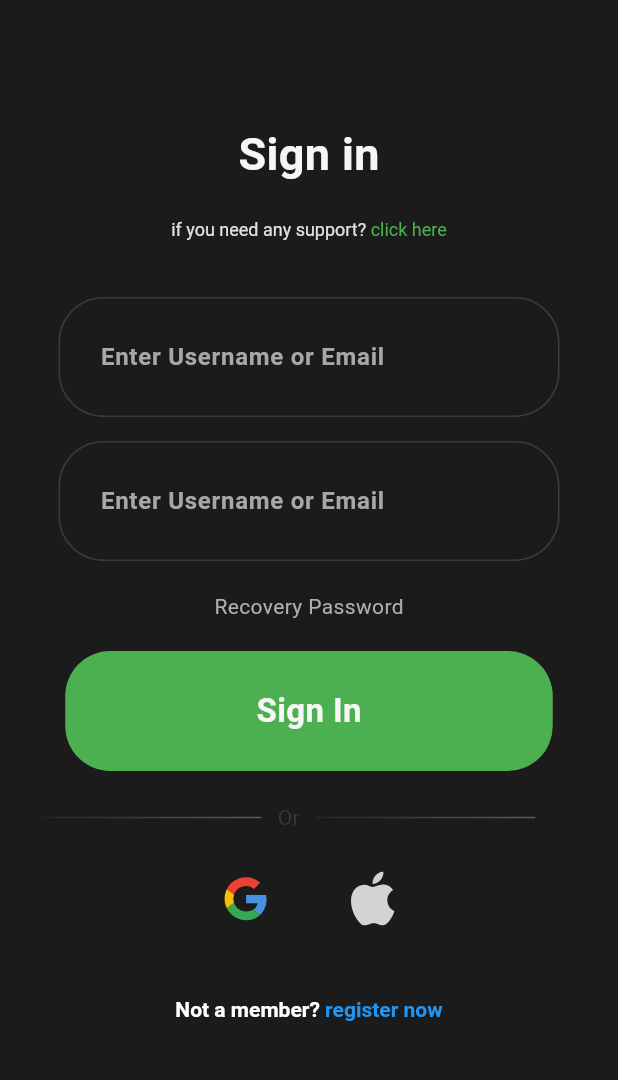
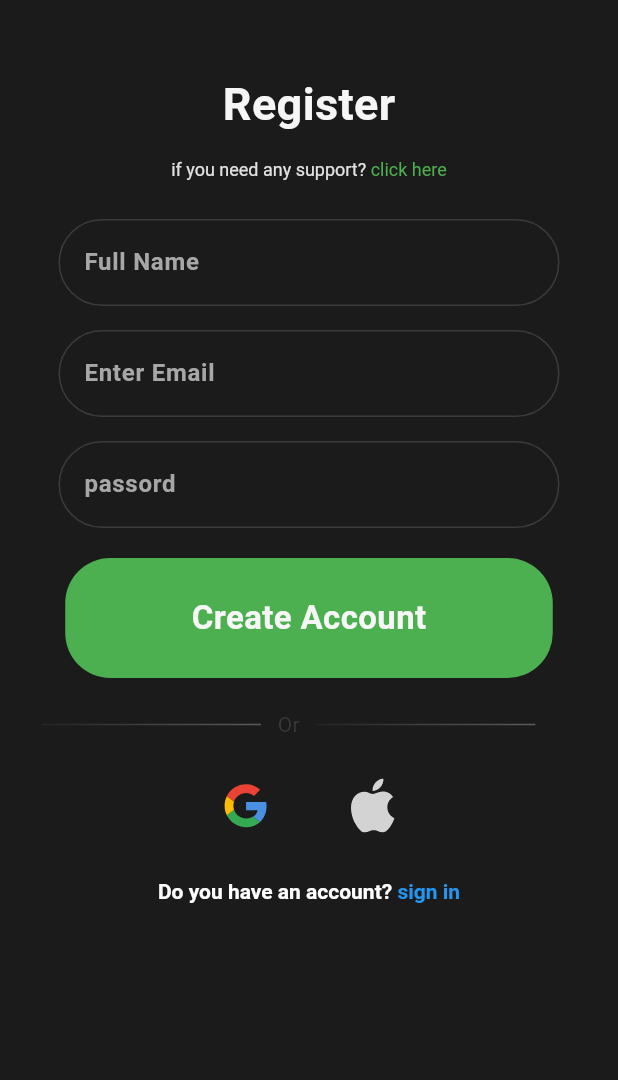
Before and after one commit to c3dchris/spotify_clone, a Flutter app: the Authpage screen opened directly, after a tap on "Register", on a phone screen of 412 x 824 dp, the part 150-1230 px from its top. Run offline on Flutter 3.47's test engine with Material 3 defaults, Android fonts, the phone set to English and light mode, and no system bars; our stand-ins replace firebase_core, flutter_svg; missing offline and left inert: splash_view; accounts and stored records are empty; generated files the repository leaves out were written again.

```diff
--- a/lib/authpage.dart
+++ b/lib/authpage.dart
@@ -1,6 +1,7 @@
 import 'package:flutter/material.dart';
 import 'package:flutter_svg/flutter_svg.dart';
 import 'package:spotify_clone/pages/login_page.dart';
+import 'package:spotify_clone/pages/registerpage.dart';
 import 'package:spotify_clone/widgets/button_widget.dart';
 import 'package:spotify_clone/widgets/icon_back_button.dart';
 import 'package:spotify_clone/widgets/logo.dart';
@@ -74,7 +75,7 @@ class Authpage extends StatelessWidget {
                           onpressed: () => Navigator.push(
                             context,
                             MaterialPageRoute(
-                                builder: (context) => LoginPage()),
+                                builder: (context) => Registerpage()),
                           ),
                           size: 19,
                           width: 147,
--- a/lib/main.dart
+++ b/lib/main.dart
@@ -1,13 +1,20 @@
 import 'dart:async';
+import 'package:firebase_core/firebase_core.dart';
+import 'package:flutter_svg/flutter_svg.dart';
+import 'package:splash_view/splash_view.dart';
+import 'package:flutter/material.dart';
+import 'package:spotify_clone/get_started_screen.dart';
+import 'package:spotify_clone/startup_page.dart';
+import 'package:spotify_clone/widgets/logo.dart';
 
-import 'package:flutter/material.dart';
-import 'package:spotify_clone/onboarding/onboarding_screen.dart';
-import 'package:spotify_clone/startup_page.dart';
+import 'firebase_options.dart';
 
-void main() {
-  runApp(
-    const SpotifyClone(),
+Future<void> main() async {
+  WidgetsFlutterBinding.ensureInitialized();
+  await Firebase.initializeApp(
+    options: DefaultFirebaseOptions.currentPlatform,
   );
+  runApp(const SpotifyClone());
 }
 
 class SpotifyClone extends StatefulWidget {
@@ -19,22 +26,15 @@ class SpotifyClone extends StatefulWidget {
 
 class _SpotifyCloneState extends State<SpotifyClone> {
   @override
-  void initState() {
-    // TODO: implement initState
-    super.initState();
-    Timer(
-      Duration(seconds: 3),
-      () => Navigator.push(
-        context,
-        MaterialPageRoute(builder: (context) => OnboardingScreen()),
+  Widget build(BuildContext context) {
+    return MaterialApp(
+      home: SplashView(
+        backgroundColor: Color(0xff0D0C0C),
+        logo: Container(
+          child: SvgPicture.asset('assets/images/logo.svg'),
+        ),
+        done: Done(GetStartedScreen()),
       ),
     );
   }
-
-  @override
-  Widget build(BuildContext context) {
-    return MaterialApp(
-      home: StartupPage(),
-    );
-  }
 }
--- a/lib/pages/homepage.dart
+++ b/lib/pages/homepage.dart
@@ -0,0 +1,15 @@
+import 'package:flutter/material.dart';
+
+class Homepage extends StatefulWidget {
+  const Homepage({super.key});
+
+  @override
+  State<Homepage> createState() => _HomepageState();
+}
+
+class _HomepageState extends State<Homepage> {
+  @override
+  Widget build(BuildContext context) {
+    return const Placeholder();
+  }
+}
--- a/lib/pages/login_page.dart
+++ b/lib/pages/login_page.dart
@@ -1,6 +1,7 @@
 import 'package:flutter/material.dart';
 import 'package:flutter_svg/flutter_svg.dart';
 import 'package:spotify_clone/constats/appcolor.dart';
+import 'package:spotify_clone/pages/homepage.dart';
 import 'package:spotify_clone/widgets/button_widget.dart';
 import 'package:spotify_clone/widgets/icon_back_button.dart';
 import 'package:spotify_clone/widgets/logo.dart';
@@ -135,7 +136,7 @@ class _LoginPageState extends State<LoginPage> {
                             ),
                           ),
                           SizedBox(height: 20),
-                          ButtonWidget(text: 'Sign In', onpressed: () => Navigator.push(context, MaterialPageRoute(builder: (context) => HomePage()))),
+                          ButtonWidget(text: 'Sign In', onpressed: () => Navigator.push(context, MaterialPageRoute(builder: (context) => Homepage()))),
                           SizedBox(height: 21),
                           Row(
                             children: <Widget>[
--- /dev/null
+++ b/lib/pages/registerpage.dart
@@ -0,0 +1,245 @@
+import 'package:flutter/material.dart';
+import 'package:flutter_svg/svg.dart';
+
+import '../constats/appcolor.dart';
+import '../widgets/button_widget.dart';
+import '../widgets/icon_back_button.dart';
+import '../widgets/logo.dart';
+import 'homepage.dart';
+
+class Registerpage extends StatefulWidget {
+  const Registerpage({super.key});
+
+  @override
+  State<Registerpage> createState() => _RegisterpageState();
+}
+
+class _RegisterpageState extends State<Registerpage> {
+  @override
+  Widget build(BuildContext context) {
+    return Scaffold(
+      resizeToAvoidBottomInset: false,
+      backgroundColor: AppColor.primaryColor,
+      body: Container(
+        margin: EdgeInsets.symmetric(horizontal: 28),
+        child: Column(
+          children: <Widget>[
+            Container(
+              child: Row(
+                children: <Widget>[
+                  IconBackButton(onpressed: () => Navigator.pop(context)),
+                  Container(
+                    width: 108,
+                    margin: EdgeInsets.only(left: 88),
+                    child: Logo(
+                      picture: SvgPicture.asset('assets/images/logo.svg'),
+                    ),
+                  ),
+                ],
+              ),
+            ),
+            SizedBox(height: 47),
+            Container(
+              child: Column(
+                children: [
+                  Text(
+                    'Register',
+                    style: TextStyle(
+                      color: AppColor.headerText,
+                      fontSize: 30,
+                      fontWeight: FontWeight.w700,
+                    ),
+                  ),
+                  SizedBox(height: 15),
+                  RichText(
+                    text: TextSpan(
+                      text: 'if you need any support? ',
+                      style: TextStyle(
+                        color: Color(0xffE1E1E1),
+                        fontWeight: FontWeight.w400,
+                        fontSize: 12,
+                      ),
+                      children: [
+                        TextSpan(
+                          text: 'click here',
+                          style: TextStyle(
+                            color: Colors.green,
+                            fontWeight: FontWeight.w400,
+                            fontSize: 12,
+                          ),
+                        ),
+                      ],
+                    ),
+                  ),
+                  SizedBox(height: 26),
+                  Container(
+                    //Todo full name container
+                    child: Column(
+                      children: <Widget>[
+                        Container(
+                          width: 334,
+                          decoration: BoxDecoration(
+                            border: Border.all(
+                              color: Colors.white.withOpacity(0.14),
+                            ),
+                            borderRadius: BorderRadius.circular(30),
+                          ),
+                          child: Container(
+                            padding:
+                            EdgeInsets.only(top: 12, bottom: 12, left: 16, right: 16),
+                            child: TextField(
+                              maxLines: 1,
+                              decoration: InputDecoration(
+                                isDense: true,
+                                  border: InputBorder.none,
+                                  hintText: 'Full Name',
+                                  hintStyle:
+                                  TextStyle(color: Color(0xffA7A7A7))),
+                              style: TextStyle(
+                                fontSize: 16,
+                                fontWeight: FontWeight.w700,
+                                color: Colors.white,
+                              ),
+                            ),
+                          ),
+                        ),
+                        SizedBox(height: 16),
+                        //Todo email container
+                        Container(
+                          width: 334,
+                          decoration: BoxDecoration(
+                            border: Border.all(
+                              color: Colors.white.withOpacity(0.14),
+                            ),
+                            borderRadius: BorderRadius.circular(30),
+                          ),
+                          child: Container(
+                            padding:
+                            EdgeInsets.only(top: 12, bottom: 12, left: 16, right: 16),
+                            child: TextField(
+                              maxLines: 1,
+                              decoration: InputDecoration(
+                                  isDense: true,
+                                  border: InputBorder.none,
+                                  hintText: 'Enter Email',
+                                  hintStyle:
+                                  TextStyle(color: Color(0xffA7A7A7))),
+                              style: TextStyle(
+                                fontSize: 16,
+                                fontWeight: FontWeight.w700,
+                                color: Colors.white,
+                              ),
+                            ),
+                          ),
+                        ),
+                        SizedBox(height: 16),
+
+                        Container(
+                          width: 334,
+                          decoration: BoxDecoration(
+                            border: Border.all(
+                              color: Colors.white.withOpacity(0.14),
+                            ),
+                            borderRadius: BorderRadius.circular(30),
+                          ),
+                          //Todo passowrd container
+                          child: Container(
+                            padding:
+                            EdgeInsets.only(top: 12, bottom: 12, left: 16, right: 16),
+                            child: TextField(
+                              onChanged: (value){},
+                              maxLines: 1,
+                              decoration: InputDecoration(
+                                  isDense: true,
+                                  border: InputBorder.none,
+                                  hintText: 'passord',
+                                  hintStyle:
+                                  TextStyle(color: Color(0xffA7A7A7))),
+                              style: TextStyle(
+                                fontSize: 16,
+                                fontWeight: FontWeight.w700,
+                                color: Colors.white,
+                              ),
+                            ),
+                          ),
+                        ),
+                        SizedBox(height: 20),
+                        ButtonWidget(text: 'Create Account', onpressed: () => Navigator.push(context, MaterialPageRoute(builder: (context) => Homepage()))),
+                        SizedBox(height: 21),
+                        Row(
+                          children: <Widget>[
+                            Container(
+                              width: 146,
+                              height: 1,
+                              decoration: BoxDecoration(
+                                gradient: LinearGradient(
+                                  colors: [
+                                    Color(0xff252525),
+                                    Color(0xff5b5b5b),
+                                  ],
+                                ),
+                              ),
+                            ),
+                            SizedBox(width: 11),
+                            Text(
+                              'Or',
+                              style: TextStyle(
+                                color: Color(0xff383838),
+                              ),
+                            ),
+                            SizedBox(width: 11),
+                            Container(
+                              width: 146,
+                              height: 1,
+                              decoration: BoxDecoration(
+                                gradient: LinearGradient(
+                                  colors: [
+                                    Color(0xff252525),
+                                    Color(0xff5b5b5b),
+                                  ],
+                                ),
+                              ),
+                            ),
+                          ],
+                        ),
+                        SizedBox(height: 26),
+                        Row(
+                          mainAxisAlignment: MainAxisAlignment.center,
+                          children: <Widget>[
+                            SvgPicture.asset('assets/images/googleimage.svg'),
+                            SizedBox(width: 56),
+                            SvgPicture.asset('assets/images/appleimage.svg'),
+                          ],
+                        ),
+                        SizedBox(height: 31),
+                        Center(
+                          child: RichText(
+                            text: TextSpan(
+                                text: 'Do you have an account? ',
+                                style: TextStyle(
+                                  fontSize: 14,
+                                  fontWeight: FontWeight.w700,
+                                ),
+                                children: [
+                                  TextSpan(
+                                      text: 'sign in',
+                                      style: TextStyle(
+                                        color: Colors.blue,
+                                      )
+                                  )
+                                ]),
+                          ),
+                        ),
+                      ],
+                    ),
+                  ),
+
+                ],
+              ),
+            ),
+          ],
+        ),
+      ),
+    );;
+  }
+}
--- a/pubspec.yaml
+++ b/pubspec.yaml
@@ -36,6 +36,9 @@ dependencies:
   # Use with the CupertinoIcons class for iOS style icons.
   cupertino_icons: ^1.0.8
   flutter_svg: ^2.0.14
+  firebase_core: ^3.8.0
+  firebase_auth: ^5.3.3
+  splash_view: ^2.0.1
 
 dev_dependencies:
   flutter_test:
```
Also changed, not shown: pubspec.lock, 2 other files.
